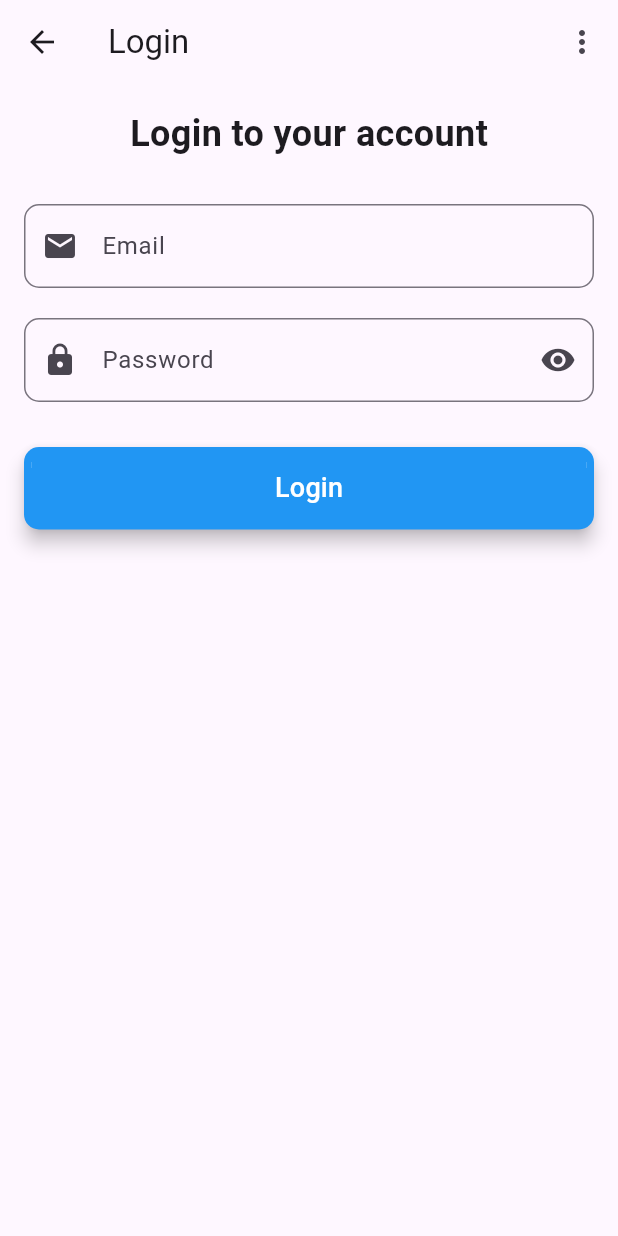
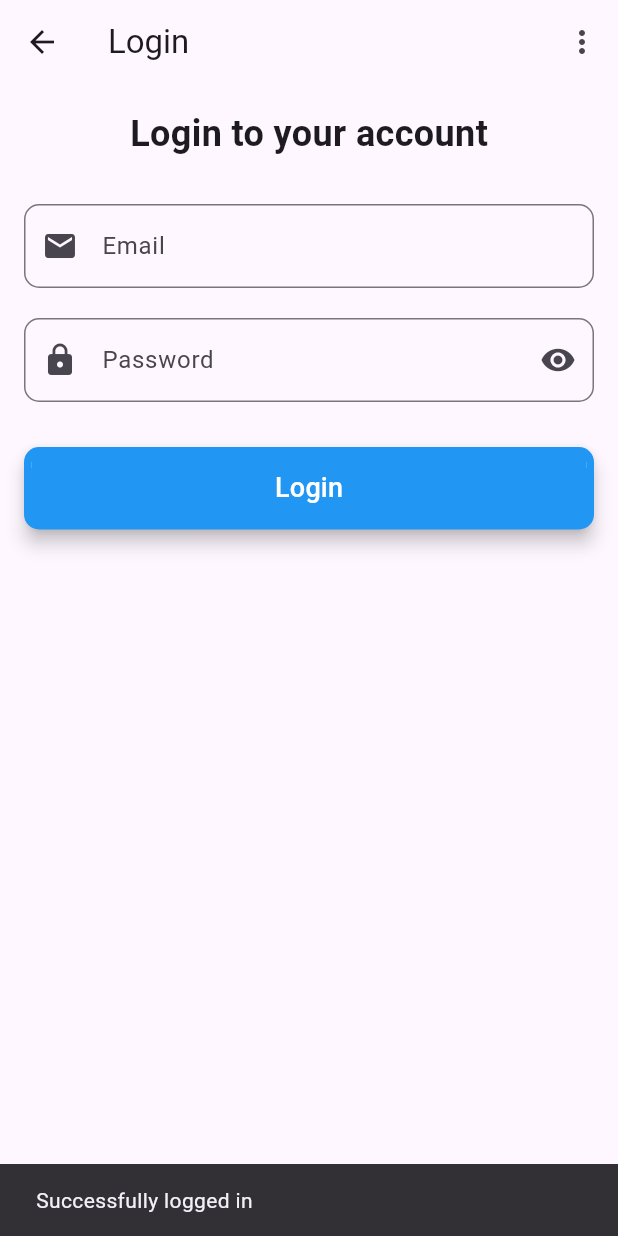
Before and after one commit to ndomx/Gate, a Flutter app: the LoginScreen screen opened by its route, after a tap on "Login", on a phone screen of 412 x 824 dp. Run offline on Flutter 3.47's test engine with Material 3 defaults, Android fonts, the phone set to English and light mode, and no system bars; our stand-ins replace firebase_auth, firebase_core, flutter_dotenv, flutter_secure_storage, package_info_plus, shared_preferences; accounts and stored records are empty; network calls fail.

Commit message:
add login handlers

```diff
--- a/clients/flutter_client/lib/src/screens/login_screen.dart
+++ b/clients/flutter_client/lib/src/screens/login_screen.dart
@@ -69,14 +69,38 @@
             LoadingButton(
               isLoading: controller.isLoading,
               onPressed: () {
-                controller.login(
+                controller
+                    .login(
                   _emailController.text,
                   _passwordController.text,
-                );
+                )
+                    .then((value) {
+                  if (value) {
+                    _onLoginFailed(context);
+                  } else {
+                    _onLoginSuccess(context);
+                  }
+                });
               },
             ),
           ],
         ),
+      ),
+    );
+  }
+
+  void _onLoginFailed(BuildContext context) {
+    ScaffoldMessenger.of(context).showSnackBar(
+      const SnackBar(
+        content: Text('Unable to sign in'),
+      ),
+    );
+  }
+
+  void _onLoginSuccess(BuildContext context) {
+    ScaffoldMessenger.of(context).showSnackBar(
+      const SnackBar(
+        content: Text('Successfully logged in'),
       ),
     );
   }
```
